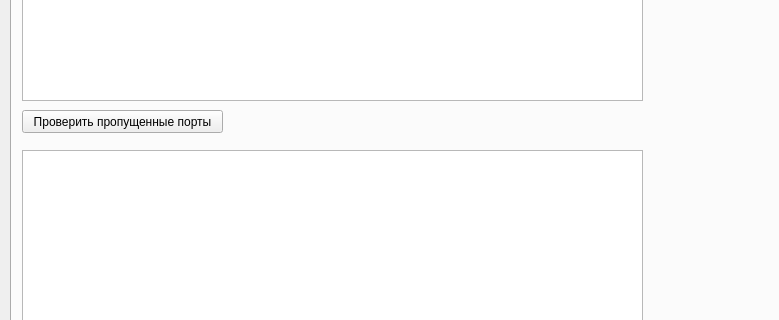
Qt form views/main.ui (RavenVl/findAeroRace) before a commit; both pictures show x 0 to 779 and y 116 to 436 of the 1063 by 660 pixel window.
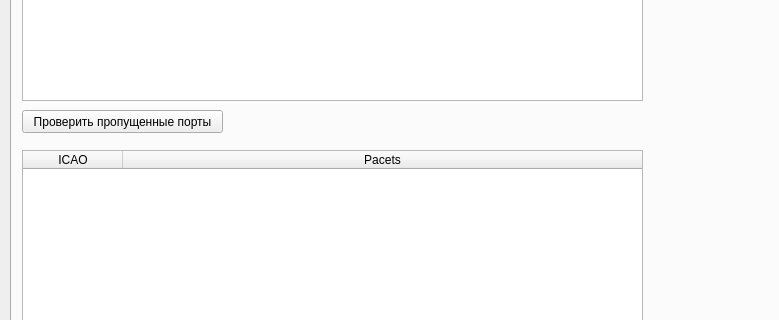
The same form after that commit. The open tabs and pages were chosen to show the change. Icons and pictures are not drawn.

```diff
--- a/views/main.ui
+++ b/views/main.ui
@@ -708,6 +708,22 @@
         <height>301</height>
        </rect>
       </property>
+      <attribute name="horizontalHeaderCascadingSectionResizes">
+       <bool>true</bool>
+      </attribute>
+      <attribute name="horizontalHeaderStretchLastSection">
+       <bool>true</bool>
+      </attribute>
+      <column>
+       <property name="text">
+        <string>ICAO</string>
+       </property>
+      </column>
+      <column>
+       <property name="text">
+        <string>Pacets</string>
+       </property>
+      </column>
      </widget>
     </widget>
    </widget>
```
Left out of the diff: 2 changed lines with no effect on the pictures.
